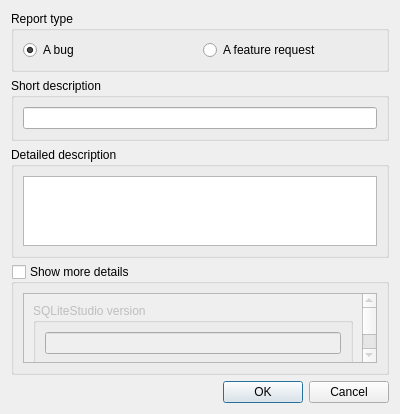
Above: SQLiteStudio3/SQLiteStudio/dialogs/bugdialog.ui from pawelsalawa/sqlitestudio before the change. Below: the same form after it.
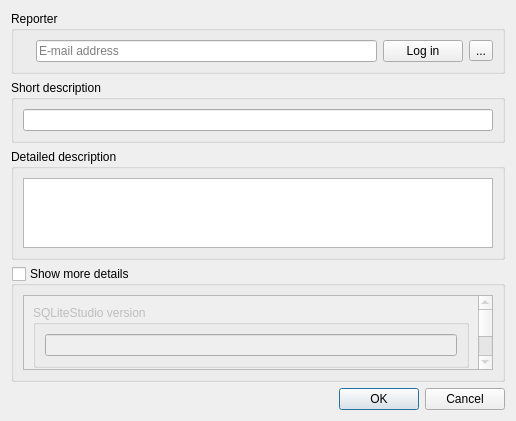
That is the form after the change. Icons and pictures are not drawn.

```diff
--- a/SQLiteStudio3/SQLiteStudio/dialogs/bugdialog.ui
+++ b/SQLiteStudio3/SQLiteStudio/dialogs/bugdialog.ui
@@ -6,8 +6,8 @@
    <rect>
     <x>0</x>
     <y>0</y>
-    <width>400</width>
-    <height>395</height>
+    <width>516</width>
+    <height>421</height>
    </rect>
   </property>
   <property name="windowTitle">
@@ -17,23 +17,45 @@
    <item>
     <widget class="QGroupBox" name="typeGroup">
      <property name="title">
-      <string>Report type</string>
+      <string>Reporter</string>
      </property>
      <layout class="QHBoxLayout" name="horizontalLayout">
       <item>
-       <widget class="QRadioButton" name="bugRadio">
+       <widget class="QLabel" name="currentLoginLabel">
         <property name="text">
-         <string>A bug</string>
+         <string/>
         </property>
-        <property name="checked">
-         <bool>true</bool>
+        <property name="pixmap">
+         <pixmap resource="../icons.qrc">:/icons/img/user_unknown.png</pixmap>
         </property>
        </widget>
       </item>
       <item>
-       <widget class="QRadioButton" name="featureRadio">
+       <widget class="QLineEdit" name="emailEdit">
+        <property name="placeholderText">
+         <string>E-mail address</string>
+        </property>
+       </widget>
+      </item>
+      <item>
+       <widget class="QPushButton" name="loginButton">
         <property name="text">
-         <string>A feature request</string>
+         <string>Log in</string>
+        </property>
+        <property name="icon">
+         <iconset resource="../icons.qrc">
+          <normaloff>:/icons/img/user.png</normaloff>:/icons/img/user.png</iconset>
+        </property>
+       </widget>
+      </item>
+      <item>
+       <widget class="QToolButton" name="helpButton">
+        <property name="text">
+         <string>...</string>
+        </property>
+        <property name="icon">
+         <iconset resource="../icons.qrc">
+          <normaloff>:/icons/img/help.png</normaloff>:/icons/img/help.png</iconset>
         </property>
        </widget>
       </item>
@@ -86,7 +108,7 @@
           <rect>
            <x>0</x>
            <y>0</y>
-           <width>346</width>
+           <width>462</width>
            <height>209</height>
           </rect>
          </property>
```
Left out of the diff: 8 changed lines with no effect on the pictures.
